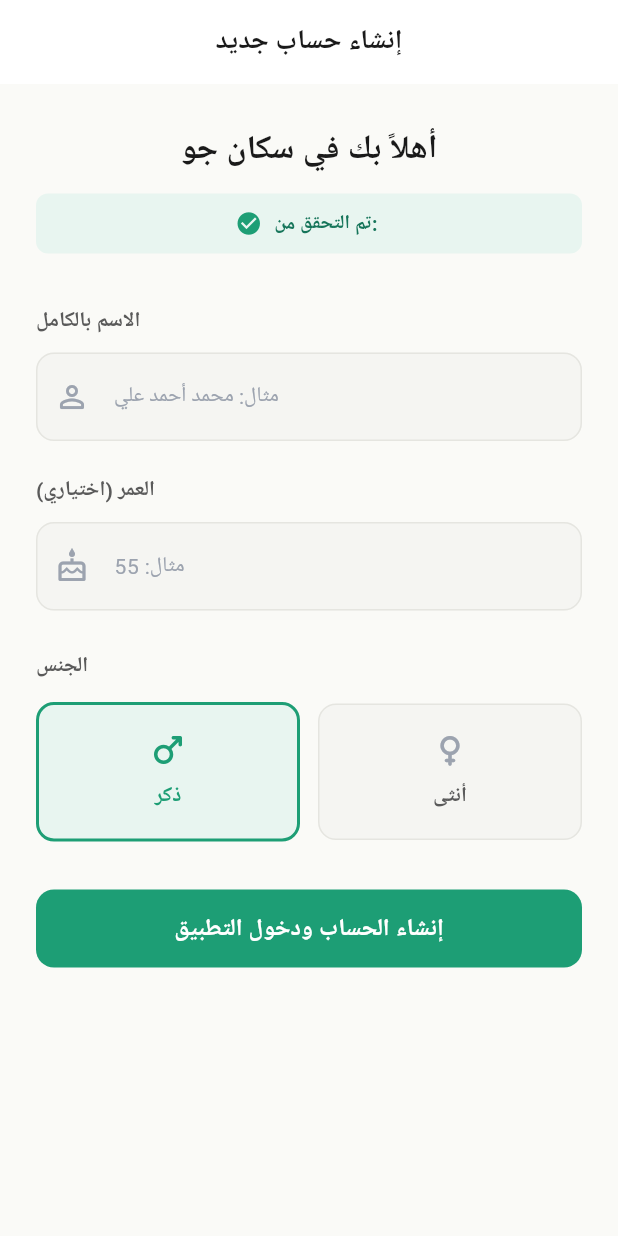
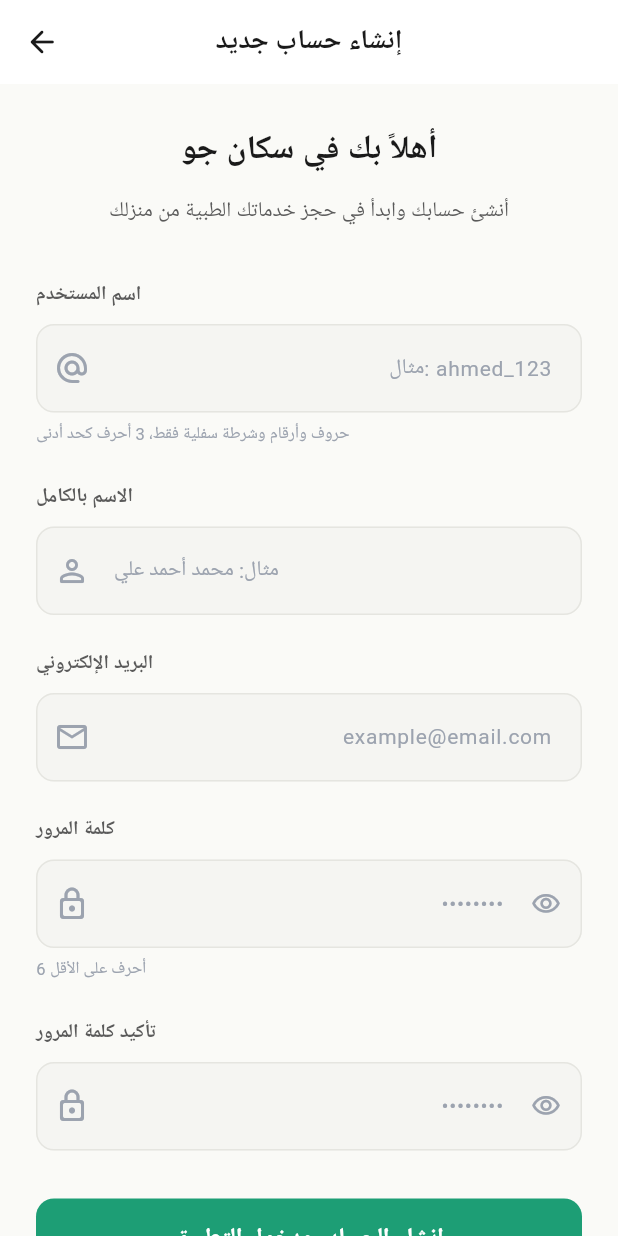
Before and after one commit to melad14/scan-client-app, a Flutter app: the RegisterScreen screen opened by its route, on a phone screen of 412 x 824 dp. Run offline on Flutter 3.47's test engine with Material 3 defaults, Android fonts, the phone set to English and light mode, and no system bars; our stand-ins replace dio, flutter_riverpod, go_router, shared_preferences, socket_io_client; accounts and stored records are empty; Roboto replaces fonts that are missing (Cairo).

Commit message:
feat(auth): switch patient app from OTP to username/email/password - Replaced login_screen: username/email + password with visibility toggle - Replaced register_screen: username + name + email + password + confirm - Updated constants.dart: new patientRegister and patientLogin endpoints - Updated router.dart: /register route has no required params

```diff
--- a/lib/app/router.dart
+++ b/lib/app/router.dart
@@ -30,12 +30,7 @@ final GoRouter appRouter = GoRouter(
     ),
     GoRoute(
       path: '/register',
-      builder: (BuildContext context, GoRouterState state) {
-        final extra = state.extra as Map<String, dynamic>?;
-        final registerToken = extra?['registerToken'] as String? ?? '';
-        final phone = extra?['phone'] as String? ?? '';
-        return RegisterScreen(registerToken: registerToken, phone: phone);
-      },
+      builder: (BuildContext context, GoRouterState state) => const RegisterScreen(),
     ),
     GoRoute(
       path: '/',
--- a/lib/core/utils/constants.dart
+++ b/lib/core/utils/constants.dart
@@ -3,18 +3,23 @@ class Constants {
   static const String apiBaseUrl = 'http://localhost:3000/api/v1';
   static const String socketUrl = 'http://localhost:3000';
 
-  // Endpoints
-  static const String sendOtp = '/auth/send-otp';
-  static const String verifyOtp = '/auth/verify-otp';
-  static const String register = '/auth/register';
-  static const String loginTech = '/auth/technician/login';
+  // ─── Patient Auth Endpoints ─────────────────────────────────────────────────
+  static const String patientRegister = '/auth/patient/register';
+  static const String patientLogin = '/auth/patient/login';
+
+  // ─── Shared Auth Endpoints ──────────────────────────────────────────────────
   static const String refreshToken = '/auth/refresh-token';
   static const String logout = '/auth/logout';
 
+  // ─── Technician Auth (used by tech_app) ─────────────────────────────────────
+  static const String loginTech = '/auth/technician/login';
+
+  // ─── Patient App Endpoints ──────────────────────────────────────────────────
   static const String services = '/services';
   static const String orders = '/orders';
   static const String ordersHistory = '/orders/history';
 
+  // ─── Technician App Endpoints ────────────────────────────────────────────────
   static const String techAvailableOrders = '/technician/orders/available';
   static const String techActiveOrder = '/technician/orders/active';
   static const String techOrdersHistory = '/technician/orders/history';
--- a/lib/features/auth/register_screen.dart
+++ b/lib/features/auth/register_screen.dart
@@ -6,38 +6,76 @@ import 'package:patient_app/core/services/storage_service.dart';
 import 'package:patient_app/core/theme/app_colors.dart';
 
 class RegisterScreen extends StatefulWidget {
-  final String registerToken;
-  final String phone;
-
-  const RegisterScreen({
-    super.key,
-    required this.registerToken,
-    required this.phone,
-  });
+  const RegisterScreen({super.key});
 
   @override
   State<RegisterScreen> createState() => _RegisterScreenState();
 }
 
 class _RegisterScreenState extends State<RegisterScreen> {
+  final TextEditingController _usernameController = TextEditingController();
   final TextEditingController _nameController = TextEditingController();
-  final TextEditingController _ageController = TextEditingController();
-  String _gender = 'male';
+  final TextEditingController _emailController = TextEditingController();
+  final TextEditingController _passwordController = TextEditingController();
+  final TextEditingController _confirmPasswordController = TextEditingController();
+
   bool _isLoading = false;
+  bool _passwordVisible = false;
+  bool _confirmPasswordVisible = false;
   String? _errorMessage;
 
   final _dio = Dio(BaseOptions(baseUrl: Constants.apiBaseUrl));
 
+  @override
+  void dispose() {
+    _usernameController.dispose();
+    _nameController.dispose();
+    _emailController.dispose();
+    _passwordController.dispose();
+    _confirmPasswordController.dispose();
+    super.dispose();
+  }
+
+  bool _isValidEmail(String email) {
+    return RegExp(r'^\S+@\S+\.\S+$').hasMatch(email);
+  }
+
+  bool _isValidUsername(String username) {
+    return RegExp(r'^[a-zA-Z0-9_]{3,}$').hasMatch(username);
+  }
+
   Future<void> _handleRegister() async {
+    final username = _usernameController.text.trim();
     final name = _nameController.text.trim();
-    final ageStr = _ageController.text.trim();
+    final email = _emailController.text.trim();
+    final password = _passwordController.text.trim();
+    final confirmPassword = _confirmPasswordController.text.trim();
 
-    if (name.isEmpty) {
-      setState(() => _errorMessage = 'الاسم مطلوب لإكمال التسجيل');
+    // Validation
+    if (username.isEmpty) {
+      setState(() => _errorMessage = 'اسم المستخدم مطلوب');
       return;
     }
-
-    final age = int.tryParse(ageStr);
+    if (!_isValidUsername(username)) {
+      setState(() => _errorMessage = 'اسم المستخدم يجب أن يحتوي على حروف وأرقام فقط (3 أحرف كحد أدنى)');
+      return;
+    }
+    if (name.isEmpty) {
+      setState(() => _errorMessage = 'الاسم بالكامل مطلوب');
+      return;
+    }
+    if (email.isEmpty || !_isValidEmail(email)) {
+      setState(() => _errorMessage = 'يرجى إدخال بريد إلكتروني صحيح');
+      return;
+    }
+    if (password.length < 6) {
+      setState(() => _errorMessage = 'كلمة المرور يجب أن تكون 6 أحرف على الأقل');
+      return;
+    }
+    if (password != confirmPassword) {
+      setState(() => _errorMessage = 'كلمتا المرور غير متطابقتين');
+      return;
+    }
 
     setState(() {
       _isLoading = true;
@@ -45,12 +83,15 @@ class _RegisterScreenState extends State<RegisterScreen> {
     });
 
     try {
-      final res = await _dio.post(Constants.register, data: {
+      final res = await _dio.post(
+        Constants.patientRegister,
+        data: {
+          'username': username,
           'name': name,
-        'age': age,
-        'gender': _gender,
-        'registerToken': widget.registerToken,
-      });
+          'email': email,
+          'password': password,
+        },
+      );
 
       if (res.statusCode == 201 && res.data['success'] == true) {
         final accessToken = res.data['data']['accessToken'];
@@ -61,12 +102,15 @@ class _RegisterScreenState extends State<RegisterScreen> {
         await StorageService.saveUserRole('patient');
         await StorageService.saveUserData(res.data['data']['user']);
 
-        context.go('/');
+        if (mounted) context.go('/');
       }
-    } catch (e) {
-      setState(() => _errorMessage = 'فشل إكمال عملية التسجيل. الرمز منتهي الصلاحية.');
+    } on DioException catch (e) {
+      final msg = e.response?.data?['message'];
+      setState(() => _errorMessage = msg ?? 'فشل إنشاء الحساب. يرجى المحاولة مرة أخرى.');
+    } catch (_) {
+      setState(() => _errorMessage = 'حدث خطأ. يرجى المحاولة مرة أخرى.');
     } finally {
-      setState(() => _isLoading = false);
+      if (mounted) setState(() => _isLoading = false);
     }
   }
 
@@ -75,6 +119,10 @@ class _RegisterScreenState extends State<RegisterScreen> {
     return Scaffold(
       appBar: AppBar(
         title: const Text('إنشاء حساب جديد'),
+        leading: IconButton(
+          icon: const Icon(Icons.arrow_back_rounded),
+          onPressed: () => context.pop(),
+        ),
       ),
       body: SafeArea(
         child: SingleChildScrollView(
@@ -82,7 +130,7 @@ class _RegisterScreenState extends State<RegisterScreen> {
           child: Column(
             crossAxisAlignment: CrossAxisAlignment.stretch,
             children: [
-              // ─── Welcome Header ───────────────────────────
+              // ─── Header ───────────────────────────────────
               const Text(
                 'أهلاً بك في سكان جو',
                 style: TextStyle(
@@ -93,27 +141,14 @@ class _RegisterScreenState extends State<RegisterScreen> {
                 textAlign: TextAlign.center,
               ),
               const SizedBox(height: 8),
-              Container(
-                padding: const EdgeInsets.symmetric(horizontal: 16, vertical: 8),
-                decoration: BoxDecoration(
-                  color: AppColors.primaryLight,
-                  borderRadius: BorderRadius.circular(8),
+              const Text(
+                'أنشئ حسابك وابدأ في حجز خدماتك الطبية من منزلك',
+                style: TextStyle(
+                  fontSize: 14,
+                  color: AppColors.textSecondary,
+                  height: 1.6,
                 ),
-                child: Row(
-                  mainAxisAlignment: MainAxisAlignment.center,
-                  children: [
-                    const Icon(Icons.check_circle, color: AppColors.primary, size: 18),
-                    const SizedBox(width: 8),
-                    Text(
-                      'تم التحقق من: ${widget.phone}',
-                      style: const TextStyle(
-                        fontSize: 13,
-                        color: AppColors.primaryDark,
-                        fontWeight: FontWeight.w600,
-                      ),
-                    ),
-                  ],
-                ),
+                textAlign: TextAlign.center,
               ),
               const SizedBox(height: 32),
 
@@ -141,14 +176,48 @@ class _RegisterScreenState extends State<RegisterScreen> {
                 const SizedBox(height: 16),
               ],
 
-              // ─── Name Field ───────────────────────────────
+              // ─── Username Field ───────────────────────────
+              const Text(
+                'اسم المستخدم',
+                style: TextStyle(
+                  fontSize: 13,
+                  fontWeight: FontWeight.w600,
+                  color: AppColors.textSecondary,
+                ),
+              ),
+              const SizedBox(height: 8),
+              TextField(
+                controller: _usernameController,
+                keyboardType: TextInputType.text,
+                textDirection: TextDirection.ltr,
+                textAlign: TextAlign.right,
+                autocorrect: false,
+                textCapitalization: TextCapitalization.none,
+                decoration: const InputDecoration(
+                  prefixIcon: Icon(Icons.alternate_email_rounded),
+                  hintText: 'مثال: ahmed_123',
+                ),
+              ),
+              const SizedBox(height: 4),
+              const Text(
+                'حروف وأرقام وشرطة سفلية فقط، 3 أحرف كحد أدنى',
+                style: TextStyle(fontSize: 11, color: AppColors.textMuted),
+              ),
+              const SizedBox(height: 20),
+
+              // ─── Full Name Field ──────────────────────────
               const Text(
                 'الاسم بالكامل',
-                style: TextStyle(fontSize: 14, fontWeight: FontWeight.w600, color: AppColors.textSecondary),
+                style: TextStyle(
+                  fontSize: 13,
+                  fontWeight: FontWeight.w600,
+                  color: AppColors.textSecondary,
+                ),
               ),
               const SizedBox(height: 8),
               TextField(
                 controller: _nameController,
+                keyboardType: TextInputType.name,
                 decoration: const InputDecoration(
                   prefixIcon: Icon(Icons.person_outline_rounded),
                   hintText: 'مثال: محمد أحمد علي',
@@ -156,111 +225,138 @@ class _RegisterScreenState extends State<RegisterScreen> {
               ),
               const SizedBox(height: 20),
 
-              // ─── Age Field ────────────────────────────────
+              // ─── Email Field ──────────────────────────────
               const Text(
-                'العمر (اختياري)',
-                style: TextStyle(fontSize: 14, fontWeight: FontWeight.w600, color: AppColors.textSecondary),
+                'البريد الإلكتروني',
+                style: TextStyle(
+                  fontSize: 13,
+                  fontWeight: FontWeight.w600,
+                  color: AppColors.textSecondary,
+                ),
               ),
               const SizedBox(height: 8),
               TextField(
-                controller: _ageController,
-                keyboardType: TextInputType.number,
+                controller: _emailController,
+                keyboardType: TextInputType.emailAddress,
+                textDirection: TextDirection.ltr,
+                textAlign: TextAlign.right,
+                autocorrect: false,
                 decoration: const InputDecoration(
-                  prefixIcon: Icon(Icons.cake_outlined),
-                  hintText: 'مثال: 55',
+                  prefixIcon: Icon(Icons.email_outlined),
+                  hintText: 'example@email.com',
                 ),
               ),
-              const SizedBox(height: 24),
+              const SizedBox(height: 20),
 
-              // ─── Gender Selection ─────────────────────────
+              // ─── Password Field ───────────────────────────
               const Text(
-                'الجنس',
-                style: TextStyle(fontSize: 14, fontWeight: FontWeight.w600, color: AppColors.textSecondary),
-              ),
-              const SizedBox(height: 12),
-              Row(
-                children: [
-                  Expanded(
-                    child: GestureDetector(
-                      onTap: () => setState(() => _gender = 'male'),
-                      child: Container(
-                        padding: const EdgeInsets.symmetric(vertical: 16),
-                        decoration: BoxDecoration(
-                          color: _gender == 'male' ? AppColors.primaryLight : AppColors.surfaceVariant,
-                          border: Border.all(
-                            color: _gender == 'male' ? AppColors.primary : AppColors.border,
-                            width: _gender == 'male' ? 2 : 1,
-                          ),
-                          borderRadius: BorderRadius.circular(12),
-                        ),
-                        child: Column(
-                          children: [
-                            Icon(
-                              Icons.male_rounded,
-                              color: _gender == 'male' ? AppColors.primary : AppColors.textMuted,
-                              size: 28,
-                            ),
-                            const SizedBox(height: 4),
-                            Text(
-                              'ذكر',
+                'كلمة المرور',
                 style: TextStyle(
+                  fontSize: 13,
                   fontWeight: FontWeight.w600,
-                                color: _gender == 'male' ? AppColors.primary : AppColors.textSecondary,
+                  color: AppColors.textSecondary,
                 ),
               ),
-                          ],
+              const SizedBox(height: 8),
+              TextField(
+                controller: _passwordController,
+                obscureText: !_passwordVisible,
+                textDirection: TextDirection.ltr,
+                textAlign: TextAlign.right,
+                decoration: InputDecoration(
+                  prefixIcon: const Icon(Icons.lock_outline_rounded),
+                  hintText: '••••••••',
+                  suffixIcon: IconButton(
+                    icon: Icon(
+                      _passwordVisible
+                          ? Icons.visibility_off_outlined
+                          : Icons.visibility_outlined,
+                      color: AppColors.textMuted,
+                      size: 20,
+                    ),
+                    onPressed: () => setState(() => _passwordVisible = !_passwordVisible),
                   ),
                 ),
               ),
+              const SizedBox(height: 4),
+              const Text(
+                '6 أحرف على الأقل',
+                style: TextStyle(fontSize: 11, color: AppColors.textMuted),
               ),
-                  const SizedBox(width: 12),
-                  Expanded(
-                    child: GestureDetector(
-                      onTap: () => setState(() => _gender = 'female'),
-                      child: Container(
-                        padding: const EdgeInsets.symmetric(vertical: 16),
-                        decoration: BoxDecoration(
-                          color: _gender == 'female' ? AppColors.primaryLight : AppColors.surfaceVariant,
-                          border: Border.all(
-                            color: _gender == 'female' ? AppColors.primary : AppColors.border,
-                            width: _gender == 'female' ? 2 : 1,
-                          ),
-                          borderRadius: BorderRadius.circular(12),
-                        ),
-                        child: Column(
-                          children: [
-                            Icon(
-                              Icons.female_rounded,
-                              color: _gender == 'female' ? AppColors.primary : AppColors.textMuted,
-                              size: 28,
-                            ),
-                            const SizedBox(height: 4),
-                            Text(
-                              'أنثى',
+              const SizedBox(height: 20),
+
+              // ─── Confirm Password Field ───────────────────
+              const Text(
+                'تأكيد كلمة المرور',
                 style: TextStyle(
+                  fontSize: 13,
                   fontWeight: FontWeight.w600,
-                                color: _gender == 'female' ? AppColors.primary : AppColors.textSecondary,
+                  color: AppColors.textSecondary,
                 ),
               ),
-                          ],
+              const SizedBox(height: 8),
+              TextField(
+                controller: _confirmPasswordController,
+                obscureText: !_confirmPasswordVisible,
+                textDirection: TextDirection.ltr,
+                textAlign: TextAlign.right,
+                decoration: InputDecoration(
+                  prefixIcon: const Icon(Icons.lock_outline_rounded),
+                  hintText: '••••••••',
+                  suffixIcon: IconButton(
+                    icon: Icon(
+                      _confirmPasswordVisible
+                          ? Icons.visibility_off_outlined
+                          : Icons.visibility_outlined,
+                      color: AppColors.textMuted,
+                      size: 20,
+                    ),
+                    onPressed: () =>
+                        setState(() => _confirmPasswordVisible = !_confirmPasswordVisible),
                   ),
                 ),
               ),
-                  ),
-                ],
-              ),
               const SizedBox(height: 32),
 
-              // ─── Submit Button ────────────────────────────
+              // ─── Register Button ──────────────────────────
               ElevatedButton(
                 onPressed: _isLoading ? null : _handleRegister,
                 child: _isLoading
                     ? const SizedBox(
                         height: 20,
                         width: 20,
-                        child: CircularProgressIndicator(strokeWidth: 2, color: Colors.white),
+                        child: CircularProgressIndicator(
+                          strokeWidth: 2,
+                          color: Colors.white,
+                        ),
                       )
                     : const Text('إنشاء الحساب ودخول التطبيق'),
+              ),
+              const SizedBox(height: 20),
+
+              // ─── Login Link ───────────────────────────────
+              Row(
+                mainAxisAlignment: MainAxisAlignment.center,
+                children: [
+                  const Text(
+                    'لديك حساب بالفعل؟',
+                    style: TextStyle(
+                      fontSize: 14,
+                      color: AppColors.textSecondary,
+                    ),
+                  ),
+                  TextButton(
+                    onPressed: () => context.pop(),
+                    child: const Text(
+                      'تسجيل الدخول',
+                      style: TextStyle(
+                        fontSize: 14,
+                        fontWeight: FontWeight.w600,
+                        color: AppColors.primary,
+                      ),
+                    ),
+                  ),
+                ],
               ),
             ],
           ),
```
Also changed, not shown: lib/features/auth/login_screen.dart (+97 -113 lines), pubspec.lock, 20 other files. Lines whose indentation alone changed are shown as unchanged.
